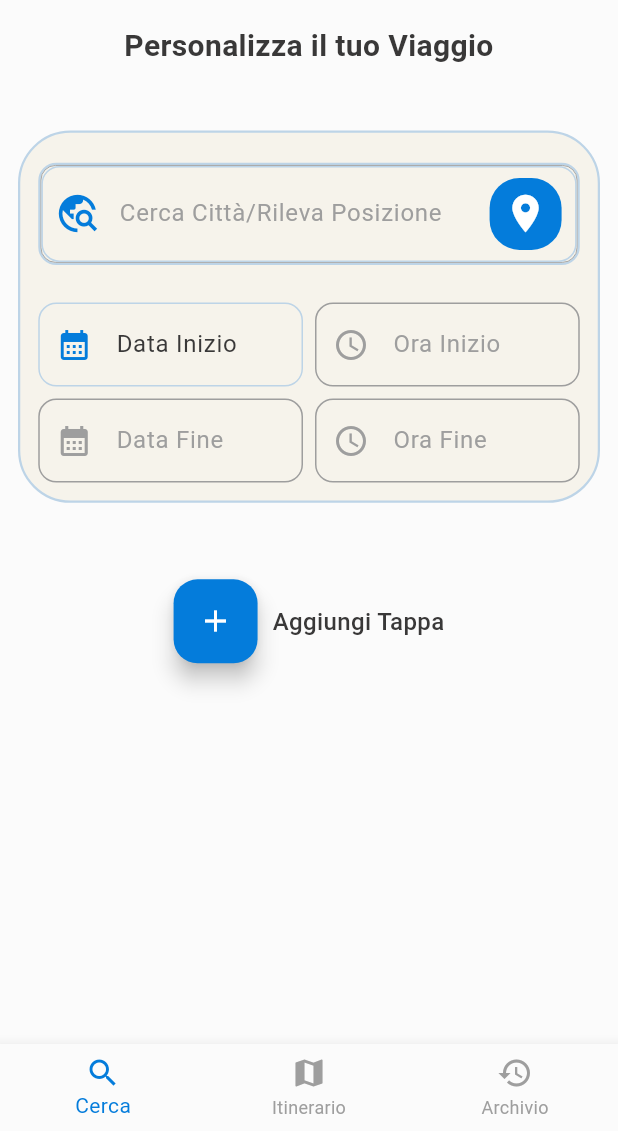
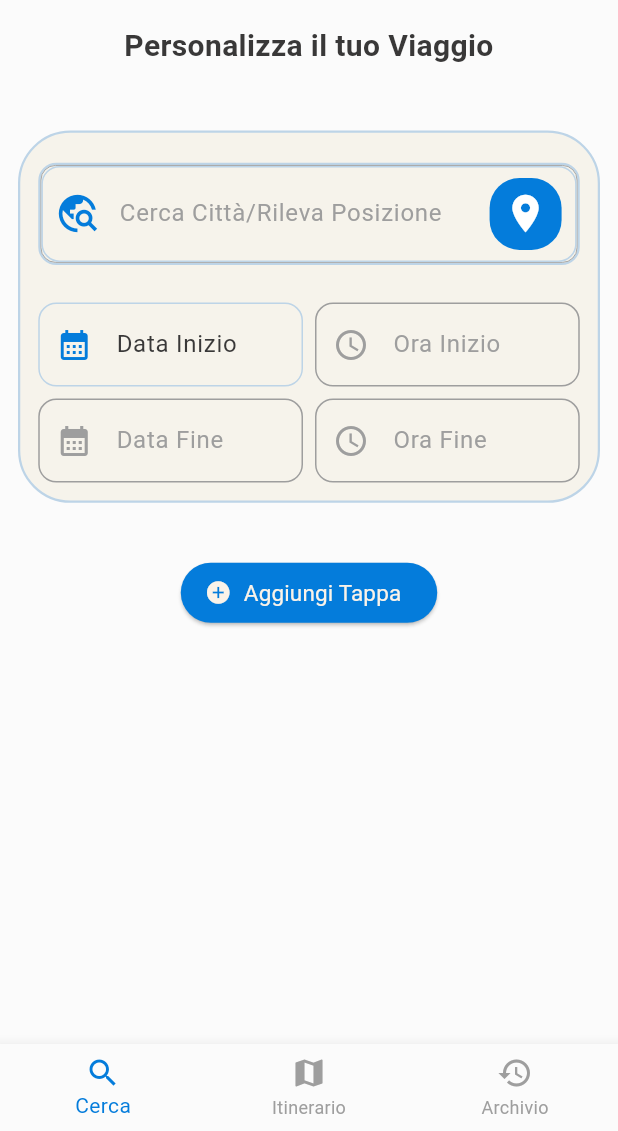
Before and after one commit to alessandrosaddo/CicerAI, a Flutter app: the screen it shows after launch, on a phone screen of 412 x 824 dp, the part 105-1236 px from its top. Run offline on Flutter 3.47's test engine with Material 3 defaults, Android fonts, the phone set to English and light mode, and no system bars; drawn by our look-alikes of google_places_flutter; our stand-ins replace flutter_dotenv, geocoding, geolocator, google_fonts.

Commit message:
Change Button 'Aggiungi Tappa' in ElevatedButton

```diff
--- a/lib/screens/home_screen.dart
+++ b/lib/screens/home_screen.dart
@@ -69,26 +69,30 @@ class _HomeScreenState extends State<HomeScreen> {
               },
             ),
 
-            const SizedBox(height: 15),
+
+
             Row(
               mainAxisAlignment: MainAxisAlignment.center,
               children: [
-                FloatingActionButton(
-                  backgroundColor: AppColors.primary(context),
+                ElevatedButton.icon(
                   onPressed: _addTappa,
-                  child: const Icon(Icons.add, color: Colors.white),
-                ),
-                const SizedBox(width: 10),
-                Text(
-                  "Aggiungi Tappa",
-                  style: TextStyle(
-                    fontSize: 16,
-                    fontWeight: FontWeight.w500,
-                    color: AppColors.text(context),
+                  icon: Icon(Icons.add_circle, color: AppColors.secondary(context)),
+                  label: Text(
+                    "Aggiungi Tappa",
+                    style: TextStyle(
+                      fontSize: 15,
+                      fontWeight: FontWeight.w400,
+                      color: AppColors.secondary(context),
+                    ),
+                  ),
+                  style: ElevatedButton.styleFrom(
+                    backgroundColor: AppColors.primary(context),
                   ),
                 ),
               ],
             ),
+
+            const SizedBox(height: 20),
           ],
         ),
       ),
```
